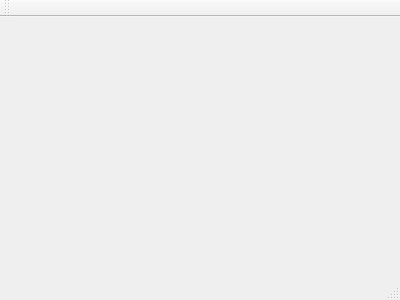
maxim79135/Corners, file mainwindow.ui: the form before one commit.
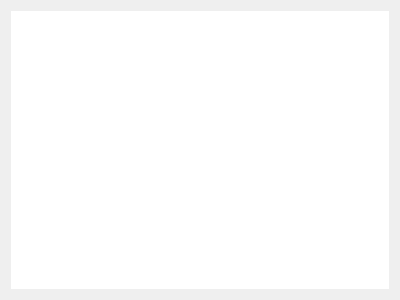
The form after the commit.

```diff
--- a/mainwindow.ui
+++ b/mainwindow.ui
@@ -12,13 +12,19 @@
   <property name="windowTitle" >
    <string>MainWindow</string>
   </property>
-  <widget class="QMenuBar" name="menuBar" />
-  <widget class="QToolBar" name="mainToolBar" />
-  <widget class="QWidget" name="centralWidget" />
-  <widget class="QStatusBar" name="statusBar" />
+  <widget class="QWidget" name="centralWidget">
+   <layout class="QGridLayout" name="gridLayout">
+    <item row="0" column="0">
+     <widget class="QGraphicsView" name="graphicsView">
+      <property name="frameShape">
+       <enum>QFrame::NoFrame</enum>
+      </property>
+     </widget>
+    </item>
+   </layout>
+  </widget>
  </widget>
- <layoutDefault spacing="6" margin="11" />
- <pixmapfunction></pixmapfunction>
+ <layoutdefault spacing="6" margin="11"/>
  <resources/>
  <connections/>
 </ui>
```
Left out of the diff: 7 changed lines with no effect on the pictures.
